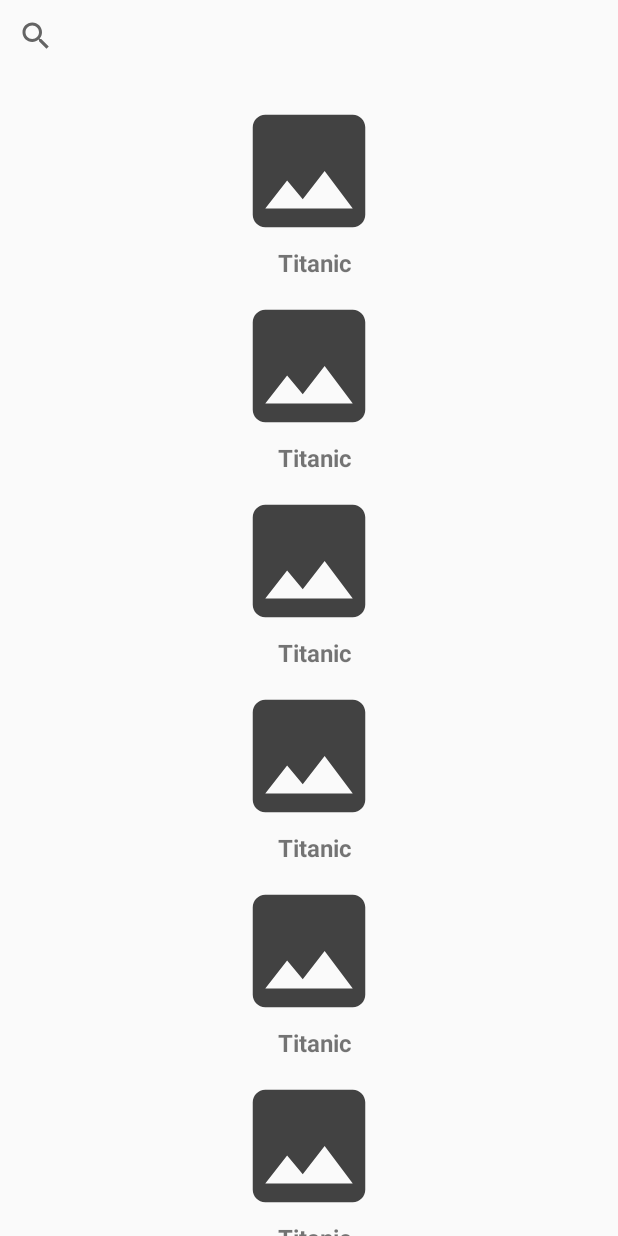
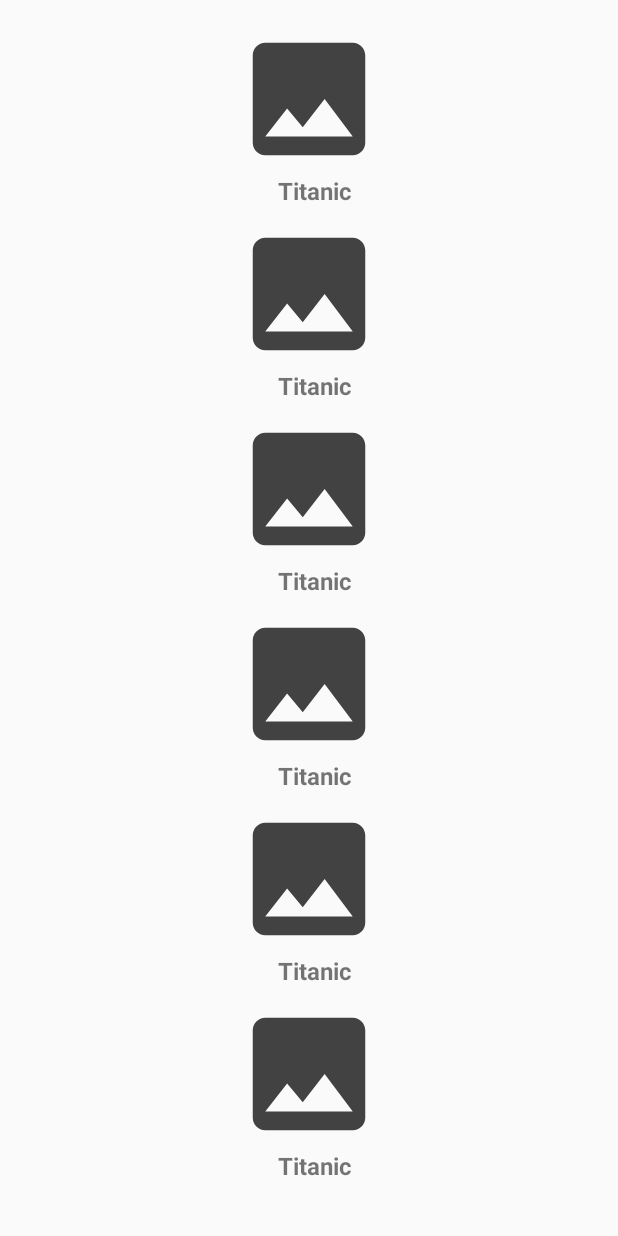
Before and after one commit to leocr12/code-challenge, an Android app: the layout home_activity.xml on its own in the app's theme, with its tools: preview values and no code run, on a phone screen of 412 x 824 dp. Run offline under Robolectric (Android 15) with nearby library versions, the phone set to English and light mode, and no system bars; network calls fail.

Commit message:
Removing search view

```diff
--- a/app/src/main/res/layout/home_activity.xml
+++ b/app/src/main/res/layout/home_activity.xml
@@ -6,16 +6,10 @@
     android:layout_width="match_parent"
     android:layout_height="match_parent">
 
-    <SearchView
-      android:id="@+id/searchView"
-      android:layout_width="match_parent"
-      android:layout_height="wrap_content" />
-
     <android.support.v7.widget.RecyclerView
         android:id="@+id/recyclerView"
         android:layout_width="match_parent"
         android:layout_height="match_parent"
-        android:layout_below="@id/searchView"
         android:clipToPadding="false"
         android:paddingBottom="12dp"
         android:paddingTop="12dp"
```
